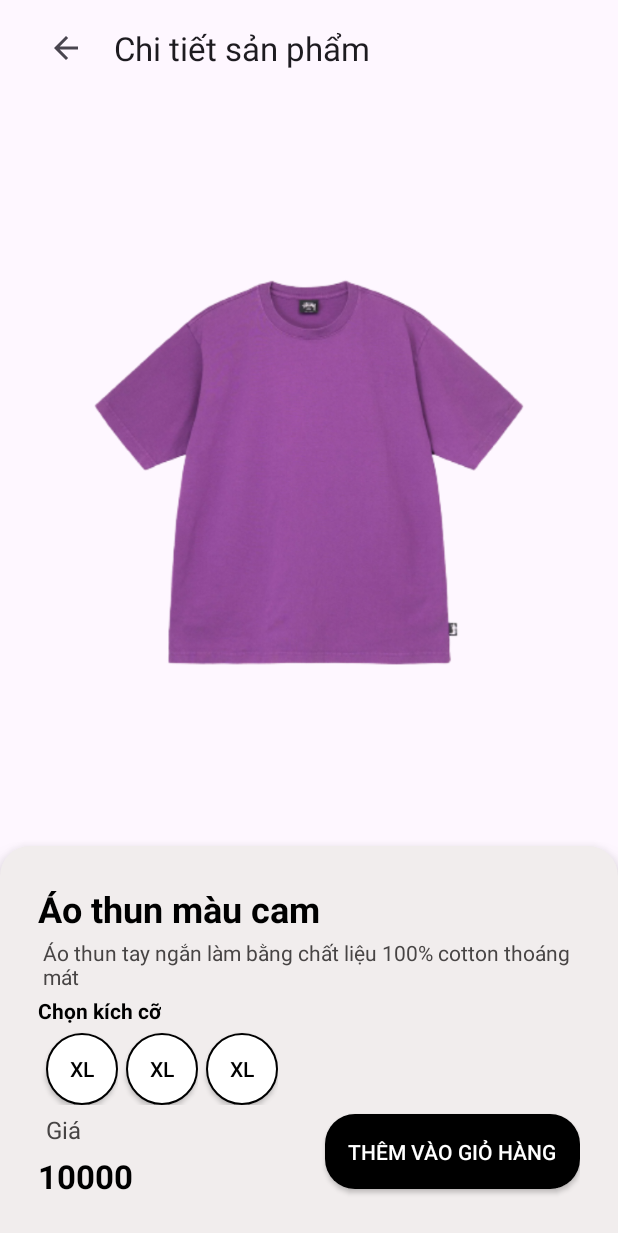
After one commit to thanhhuydoan2002/Clothes_Store, an Android app: the layout product_details_fragment.xml on its own in the app's theme, with its tools: preview values and no code run, on a phone screen of 412 x 824 dp. The commit adds this screen. Shown: the top 1233 px of the screen. Run offline under Robolectric (Android 15) with nearby library versions, the phone set to English and light mode, and no system bars.

Commit message:
product details fragment added

```diff
--- /dev/null
+++ b/app/src/main/res/layout/like_item.xml
@@ -0,0 +1,6 @@
+<?xml version="1.0" encoding="utf-8"?>
+<androidx.constraintlayout.widget.ConstraintLayout xmlns:android="http://schemas.android.com/apk/res/android"
+    android:layout_width="match_parent"
+    android:layout_height="match_parent">
+
+</androidx.constraintlayout.widget.ConstraintLayout>
--- /dev/null
+++ b/app/src/main/res/layout/liked_products_fragment.xml
@@ -0,0 +1,43 @@
+<?xml version="1.0" encoding="utf-8"?>
+<androidx.constraintlayout.widget.ConstraintLayout xmlns:android="http://schemas.android.com/apk/res/android"
+    xmlns:app="http://schemas.android.com/apk/res-auto"
+    xmlns:tools="http://schemas.android.com/tools"
+    android:layout_width="match_parent"
+    android:layout_height="match_parent">
+
+    <androidx.appcompat.widget.Toolbar
+        android:id="@+id/likeToolbar"
+        android:layout_width="match_parent"
+        android:layout_height="wrap_content"
+        app:layout_constraintTop_toTopOf="parent"
+        app:layout_constraintStart_toStartOf="parent"
+        app:layout_constraintEnd_toEndOf="parent">
+
+
+        <com.google.android.material.appbar.MaterialToolbar
+            android:id="@+id/likeActualToolbar"
+            android:layout_width="match_parent"
+            android:layout_height="wrap_content"
+            app:navigationIcon="@drawable/ic_baseline_arrow_back_24"
+            app:title="Sản phẩm đã thích"
+            />
+
+
+    </androidx.appcompat.widget.Toolbar>
+
+
+    <androidx.recyclerview.widget.RecyclerView
+        android:id="@+id/rvLikedProducts"
+        android:layout_width="0dp"
+        android:layout_height="0dp"
+        android:layout_margin="20dp"
+        app:layout_constraintBottom_toBottomOf="parent"
+        app:layout_constraintEnd_toEndOf="parent"
+        app:layout_constraintStart_toStartOf="parent"
+        app:layout_constraintTop_toBottomOf="@id/likeToolbar"
+        tools:ignore="SpeakableTextPresentCheck"
+        tools:listitem="@layout/like_item" />
+
+
+
+</androidx.constraintlayout.widget.ConstraintLayout>
--- /dev/null
+++ b/app/src/main/res/layout/product_details_fragment.xml
@@ -0,0 +1,159 @@
+<?xml version="1.0" encoding="utf-8"?>
+<androidx.constraintlayout.widget.ConstraintLayout xmlns:android="http://schemas.android.com/apk/res/android"
+    xmlns:tools="http://schemas.android.com/tools"
+    android:layout_width="match_parent"
+    android:layout_height="match_parent"
+    xmlns:app="http://schemas.android.com/apk/res-auto">
+
+
+    <androidx.appcompat.widget.Toolbar
+        android:id="@+id/detailToolbar"
+        android:layout_width="match_parent"
+        android:layout_height="wrap_content"
+        app:layout_constraintTop_toTopOf="parent"
+        app:layout_constraintStart_toStartOf="parent"
+        app:layout_constraintEnd_toEndOf="parent">
+
+
+        <com.google.android.material.appbar.MaterialToolbar
+            android:id="@+id/detailActualToolbar"
+            android:layout_width="match_parent"
+            android:layout_height="wrap_content"
+            app:navigationIcon="@drawable/ic_baseline_arrow_back_24"
+            app:title="Chi tiết sản phẩm"
+            />
+
+
+    </androidx.appcompat.widget.Toolbar>
+
+
+    <ScrollView
+        android:layout_width="match_parent"
+        android:layout_height="wrap_content"
+
+        app:layout_constraintBottom_toTopOf="@id/llBottomDetails"
+        app:layout_constraintEnd_toEndOf="@id/detailToolbar"
+        app:layout_constraintStart_toStartOf="@id/detailToolbar"
+        app:layout_constraintTop_toBottomOf="@id/detailToolbar"
+
+        tools:ignore="SpeakableTextPresentCheck">
+
+
+        <LinearLayout
+            android:layout_width="match_parent"
+            android:layout_height="wrap_content"
+            android:orientation="vertical">
+
+            <ImageView
+                android:id="@+id/ivDetails"
+                android:layout_width="match_parent"
+                android:layout_height="wrap_content"
+                android:padding="20dp"
+                android:scaleType="fitCenter"
+                android:src="@drawable/tee8"
+                app:layout_constraintBottom_toTopOf="@id/llBottomDetails"
+                app:layout_constraintEnd_toEndOf="parent"
+                app:layout_constraintStart_toStartOf="parent"
+                app:layout_constraintTop_toTopOf="parent" />
+
+        </LinearLayout>
+    </ScrollView>
+
+    <LinearLayout
+        android:id="@+id/llBottomDetails"
+        android:layout_width="match_parent"
+        android:layout_height="wrap_content"
+        android:background="@drawable/custom_bnv"
+        android:elevation="10dp"
+        android:orientation="vertical"
+        android:padding="25dp"
+        app:layout_constraintBottom_toBottomOf="parent"
+        app:layout_constraintEnd_toEndOf="parent"
+
+        app:layout_constraintHorizontal_bias="0.0"
+        app:layout_constraintStart_toStartOf="parent">
+
+        <TextView
+            android:id="@+id/tvDetailsProductName"
+            style="@style/TextAppearance.MaterialComponents.Headline5"
+            android:layout_width="wrap_content"
+            android:layout_height="wrap_content"
+            android:text="Áo thun màu cam"
+            android:textColor="@color/black"
+            android:textStyle="bold" />
+
+
+        <TextView
+            android:id="@+id/tvDetailsProductDescription"
+            android:layout_width="wrap_content"
+            android:layout_height="wrap_content"
+            android:maxLines="4"
+            android:padding="3dp"
+            android:text="@string/tee_details"
+            android:textColor="@color/greyishtext" />
+
+        <TextView
+            android:layout_width="wrap_content"
+            android:layout_height="wrap_content"
+            android:text="Chọn kích cỡ"
+            android:textColor="@color/black"
+            android:textStyle="bold" />
+
+
+        <androidx.recyclerview.widget.RecyclerView
+            android:id="@+id/rvSelectSize"
+            android:layout_width="match_parent"
+            android:layout_height="wrap_content"
+            android:orientation="horizontal"
+            app:layoutManager="androidx.recyclerview.widget.LinearLayoutManager"
+            tools:listitem="@layout/size_item" />
+
+
+        <LinearLayout
+            android:layout_width="match_parent"
+            android:layout_height="wrap_content"
+            android:orientation="horizontal">
+
+            <LinearLayout
+                android:layout_width="wrap_content"
+                android:layout_height="wrap_content"
+                android:layout_weight="1"
+                android:orientation="vertical">
+
+                <TextView
+                    android:layout_width="wrap_content"
+                    android:layout_height="wrap_content"
+                    android:padding="5dp"
+                    android:text="Giá"
+                    android:textColor="@color/greyishtext"
+                    android:textSize="16sp" />
+
+                <TextView
+                    android:id="@+id/tvDetailsProductPrice"
+                    android:layout_width="wrap_content"
+                    android:layout_height="wrap_content"
+                    android:text="10000"
+                    android:textColor="@color/black"
+                    android:textSize="22sp"
+                    android:textStyle="bold" />
+
+            </LinearLayout>
+
+            <androidx.appcompat.widget.AppCompatButton
+                android:id="@+id/btnDetailsAddToCart"
+                android:layout_width="wrap_content"
+                android:layout_height="wrap_content"
+                android:layout_gravity="center_vertical"
+                android:background="@drawable/custom_button"
+                android:padding="15dp"
+                android:text="Thêm vào giỏ hàng"
+                android:textColor="@color/white" />
+
+
+        </LinearLayout>
+
+
+    </LinearLayout>
+
+
+</androidx.constraintlayout.widget.ConstraintLayout>
--- /dev/null
+++ b/app/src/main/res/layout/size_item.xml
@@ -0,0 +1,24 @@
+<?xml version="1.0" encoding="utf-8"?>
+<androidx.constraintlayout.widget.ConstraintLayout xmlns:android="http://schemas.android.com/apk/res/android"
+    xmlns:app="http://schemas.android.com/apk/res-auto"
+    android:layout_width="wrap_content"
+    android:layout_height="wrap_content">
+
+
+    <androidx.appcompat.widget.AppCompatButton
+        android:id="@+id/btnSizeItem"
+        android:layout_width="48dp"
+        android:layout_height="48dp"
+        android:layout_margin="5dp"
+        android:padding="5dp"
+        android:background="@drawable/custom_button_select_size"
+        android:text="XL"
+        app:layout_constraintDimensionRatio="1:1"
+        android:textColor="@color/black"
+        app:layout_constraintStart_toStartOf="parent"
+        app:layout_constraintTop_toTopOf="parent" />
+
+
+
+
+</androidx.constraintlayout.widget.ConstraintLayout>
--- a/app/src/main/res/values/strings.xml
+++ b/app/src/main/res/values/strings.xml
@@ -7,4 +7,5 @@
     <string name="enter_name">Nhập tên của bạn</string>
     <string name="register">Đăng ký</string>
     <string name="login_now">Đã có tài khoản ? Đăng nhập ngay</string>
+    <string name="tee_details">Áo thun tay ngắn làm bằng chất liệu 100% cotton thoáng mát</string>
 </resources>
```
Also changed, not shown: app/src/main/res/drawable/custom_button_select_size.xml (renamed from app/src/main/res/drawable/custombuttonselectsize.xml).
